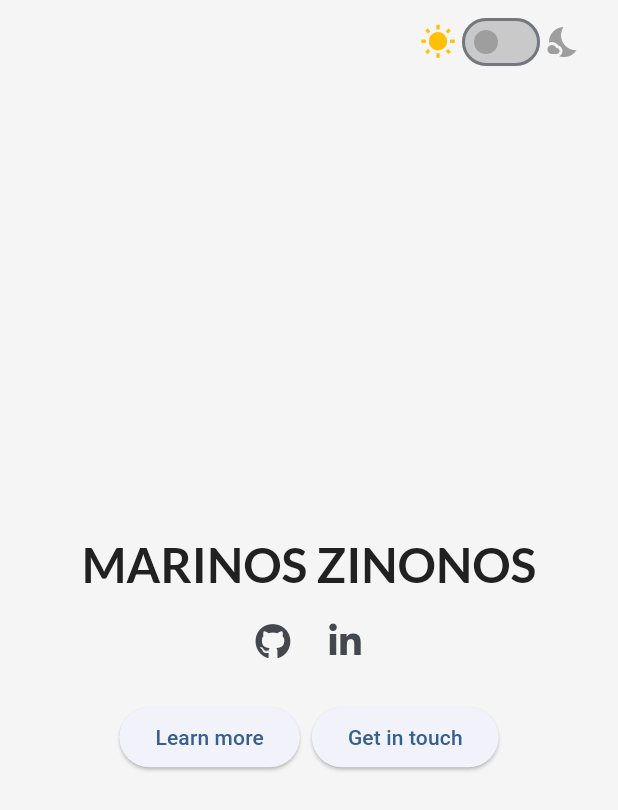
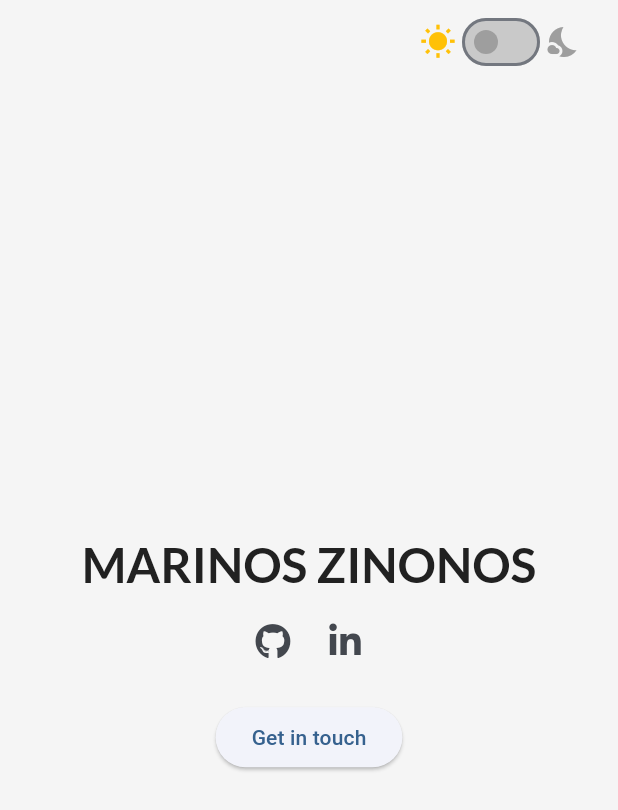
Before and after one commit to mz185/marinoszinonos, a Flutter app: the screen it shows after launch, on a phone screen of 412 x 824 dp. Shown: the top 810 px of the screen. Run offline on Flutter 3.47's test engine with Material 3 defaults, Android fonts, the phone set to English and light mode, and no system bars; our stand-ins replace adaptive_theme, font_awesome_flutter, google_fonts.

Commit message:
Temporarily remove 'learn more' option

```diff
--- a/lib/home/home_ui_constants.dart
+++ b/lib/home/home_ui_constants.dart
@@ -3,6 +3,9 @@ class HomeUiConstants {
   static const title = 'MARINOS ZINONOS';
   static const githubUrl = 'https://github.com/mz185';
   static const linkedinUrl = 'https://www.linkedin.com/in/marinos-zinonos-963675313/';
-  static const buttonLabels = ['Learn more', 'Get in touch'];
+  static const buttonLabels = [
+    // 'Learn more',
+    'Get in touch'
+  ];
   static const double spacingHeight = 8;
 }
```
